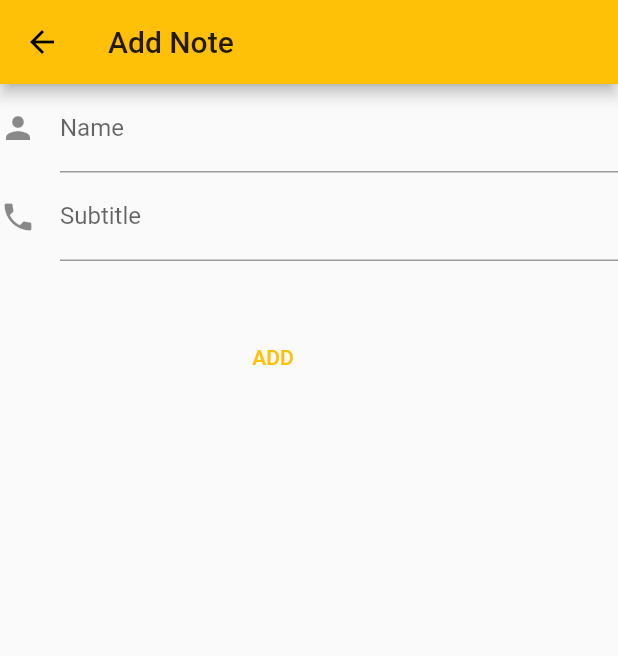
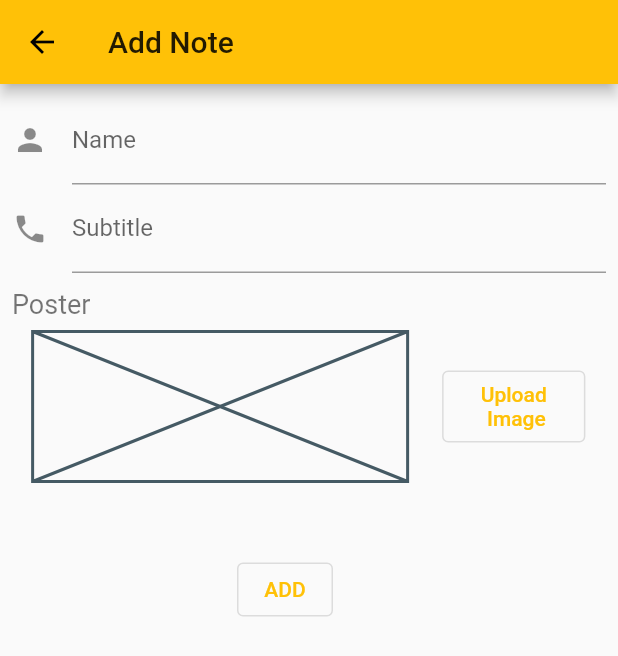
Before and after one commit to JAYAMURUGANJ/tech_note, a Flutter app: the MyCustomForm screen opened directly, on a phone screen of 412 x 824 dp. Shown: the top 656 px of the screen. Run offline on Flutter 3.47's test engine with Material 2 defaults, Android fonts, the light colour scheme and no system bars; our stand-ins replace cloud_firestore, firebase_core, firebase_storage, image_picker, permission_handler; accounts and stored records are empty; network calls fail.

Commit message:
commited on 16-03-2020

```diff
--- a/lib/controller/record_service.dart
+++ b/lib/controller/record_service.dart
@@ -6,9 +6,9 @@ import 'package:http/http.dart' as http;
 var url = Uri.https('vocab.nic.in', '/pec.json');
 
 class MyHomePageProvider extends ChangeNotifier {
-  MessageData data;
-  MessageData district;
-  MessageData taluk;
+  MessageData? data;
+  late MessageData district;
+  late MessageData taluk;
 
 // ignore: missing_return
   Future<List<MessageData>> fetchforweb(context) async {
@@ -33,5 +33,6 @@ class MyHomePageProvider extends ChangeNotifier {
 
       this.notifyListeners();
     }
+    throw Exception();
   }
 }
--- a/lib/main.dart
+++ b/lib/main.dart
@@ -5,7 +5,8 @@ import 'package:provider/provider.dart';
 
 //import 'view/NoteList_page.dart';
 import 'view/list_page.dart';
-//import 'view/record_page.dart';
+import 'view/upload_image.dart';
+import 'view/record_page.dart';
 
 void main() async {
   WidgetsFlutterBinding.ensureInitialized();
@@ -26,6 +27,7 @@ class MyApp extends StatelessWidget {
         debugShowCheckedModeBanner: false,
         theme: ThemeData(
           primarySwatch: Colors.amber,
+          visualDensity: VisualDensity.adaptivePlatformDensity,
         ),
         home: ListNote(),
       ),
--- a/lib/model/NoteList_class.dart
+++ b/lib/model/NoteList_class.dart
@@ -1,5 +1,5 @@
 class NoteList {
-  final String id, title, subtitle;
+  final String? id, title, subtitle;
   NoteList({this.id, this.title, this.subtitle});
 
   NoteList.fromMap(Map<String, dynamic> data, String id)
--- a/lib/view/NoteList_page.dart
+++ b/lib/view/NoteList_page.dart
@@ -3,7 +3,7 @@ import 'package:flutter/material.dart';
 
 class CustomeText extends StatelessWidget {
   const CustomeText({
-    Key key,
+    Key? key,
   }) : super(key: key);
 
   @override
@@ -94,7 +94,7 @@ class _NoteListState extends State<NoteList> {
         stream: FirebaseFirestore.instance.collection('NoteList').snapshots(),
         builder: (BuildContext context, AsyncSnapshot<QuerySnapshot> snapshot) {
           // ignore: deprecated_member_use
-          var note = snapshot.data.docs;
+          var note = snapshot.data!.docs;
           int length = note.length;
           if (snapshot.data == null && !snapshot.hasData && snapshot.hasError) {
             return CircularProgressIndicator();
--- a/lib/view/form_page.dart
+++ b/lib/view/form_page.dart
@@ -1,13 +1,18 @@
 import 'package:cloud_firestore/cloud_firestore.dart';
 import 'package:flutter/material.dart';
+import 'package:image_picker/image_picker.dart';
+import 'package:permission_handler/permission_handler.dart';
+import 'dart:io';
+import 'package:firebase_storage/firebase_storage.dart';
 
 // Create a Form widget
 class MyCustomForm extends StatefulWidget {
-  final String title;
-  final String subtitle;
-  final String id;
+  final String? title;
+  final String? subtitle;
+  final String? id;
+  String? imgUrl;
 
-  MyCustomForm({this.title, this.subtitle, this.id});
+  MyCustomForm({this.title, this.subtitle, this.id, this.imgUrl});
 
   @override
   MyCustomFormState createState() {
@@ -19,16 +24,20 @@ class MyCustomFormState extends State<MyCustomForm> {
   final _formKey = GlobalKey<FormState>();
   final _titleTEC = TextEditingController();
   final _subtitletownTEC = TextEditingController();
+  String? imageUrl;
 
   @override
   Widget build(BuildContext context) {
-    _titleTEC.text = widget.title != null ? widget.title : "";
-    _subtitletownTEC.text = widget.subtitle != null ? widget.subtitle : "";
+    _titleTEC.text = widget.title != null ? widget.title! : "";
+    _subtitletownTEC.text = widget.subtitle != null ? widget.subtitle! : "";
+    print(widget.imgUrl);
     return Scaffold(
       appBar: AppBar(
         title: Text(widget.id != null ? "Update Note" : "Add Note"),
       ),
-      body: Form(
+      body: Padding(
+        padding: const EdgeInsets.all(8.0),
+        child: Form(
           key: _formKey,
           child: Column(
             crossAxisAlignment: CrossAxisAlignment.start,
@@ -49,15 +58,56 @@ class MyCustomFormState extends State<MyCustomForm> {
                   labelText: 'Subtitle',
                 ),
               ),
+              SizedBox(
+                height: 10.0,
+              ),
+              Text(
+                "Poster",
+                style: TextStyle(color: Colors.black54, fontSize: 18.0),
+              ),
+              Padding(
+                padding: const EdgeInsets.all(8.0),
+                child: Row(
+                  crossAxisAlignment: CrossAxisAlignment.center,
+                  mainAxisAlignment: MainAxisAlignment.spaceAround,
+                  children: [
+                    (widget.imgUrl != null)
+                        ? Image.network(
+                            widget.imgUrl!,
+                            width: 250,
+                            height: 100.0,
+                            fit: BoxFit.cover,
+                          )
+                        : Placeholder(
+                            fallbackHeight: 100.0, fallbackWidth: 250.0),
+                    SizedBox(
+                      height: 20.0,
+                    ),
+                    OutlinedButton(
+                      child: Padding(
+                        padding: const EdgeInsets.all(8.0),
+                        child: Text(
+                          widget.imgUrl != null
+                              ? "Edit \n Image"
+                              : "Upload \n Image",
+                          textAlign: TextAlign.center,
+                        ),
+                      ),
+                      onPressed: () => uploadImage(),
+                    ),
+                  ],
+                ),
+              ),
               Container(
                 padding: const EdgeInsets.only(left: 150.0, top: 40.0),
-              child: new TextButton(
+                child: new OutlinedButton(
                   child: Text(widget.id != null ? "UPDATE" : "ADD"),
                   onPressed: () {
                     if (widget.id != null) {
                       var data = {
                         'title': _titleTEC.text,
-                      'subtitle': _subtitletownTEC.text
+                        'subtitle': _subtitletownTEC.text,
+                        'image': widget.imgUrl
                       };
                       FirebaseFirestore.instance
                           .collection('NoteList')
@@ -66,7 +116,8 @@ class MyCustomFormState extends State<MyCustomForm> {
                     } else {
                       FirebaseFirestore.instance.collection('NoteList').add({
                         'title': _titleTEC.text,
-                      'subtitle': _subtitletownTEC.text
+                        'subtitle': _subtitletownTEC.text,
+                        'image': widget.imgUrl
                       });
                     }
 
@@ -77,6 +128,36 @@ class MyCustomFormState extends State<MyCustomForm> {
             ],
           ),
         ),
+      ),
     );
   }
+
+  uploadImage() async {
+    final _storage = FirebaseStorage.instance;
+    final _picker = ImagePicker();
+    PickedFile? image;
+
+    //Check Permissions
+    await Permission.photos.request();
+
+    var permissionStatus = await Permission.photos.status;
+
+    if (permissionStatus.isGranted) {
+      //Select Image
+      image = await _picker.getImage(source: ImageSource.gallery);
+      var file = File(image!.path);
+      //Upload to Firebase
+      var snapshot =
+          await _storage.ref().child('folderName/imageName3').putFile(file);
+
+      var downloadUrl = await snapshot.ref.getDownloadURL();
+      print(downloadUrl);
+
+      setState(() {
+        widget.imgUrl = downloadUrl;
+      });
+    } else {
+      print('Grant Permissions and try again');
     }
+  }
+}
```
Also changed, not shown: lib/model/record_class.dart (+16 -16 lines), lib/view/list_page.dart (+21 -14 lines), lib/view/record_page.dart (+14 -12 lines), lib/view/upload_image.dart (added, +73 -0 lines), pubspec.yaml (+7 -5 lines), pubspec.lock. Lines whose indentation alone changed are shown as unchanged.
